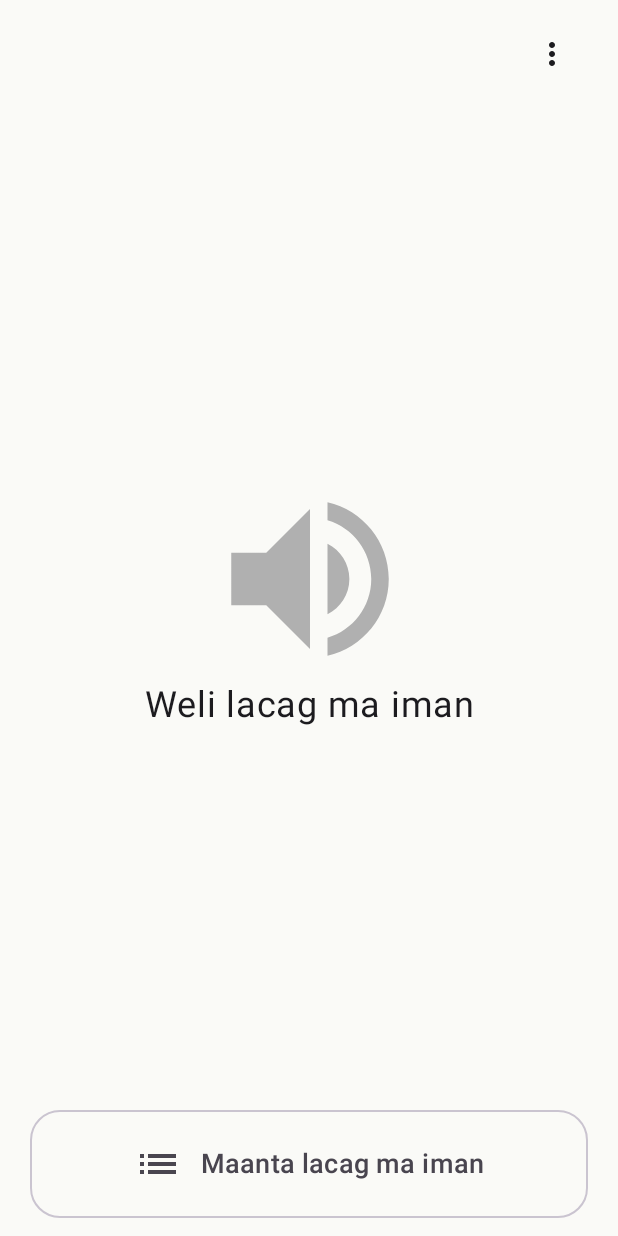
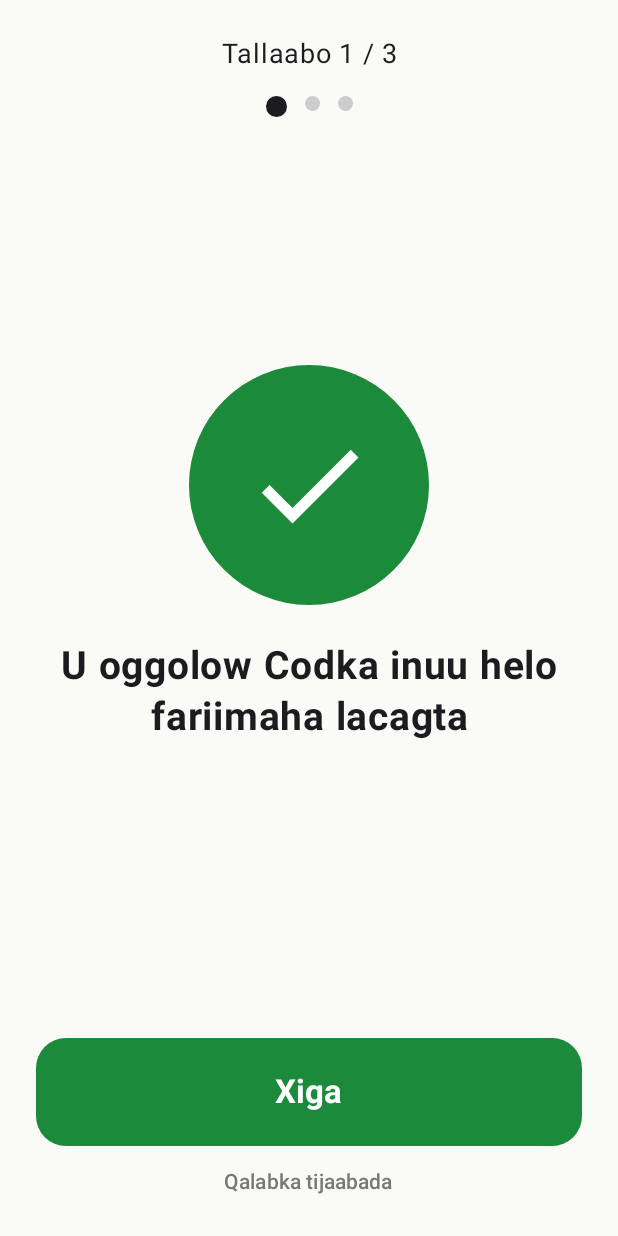
Before and after one commit to Eng-Mohamed-abdirahman/codka, an Android app built with Jetpack Compose: the screen it shows after launch (MainActivity), on a phone screen of 412 x 824 dp. Run offline under Robolectric (Android 15) with nearby library versions, the phone set to English and light mode, and no system bars; our stand-ins replace Room's generated code.

Commit message:
feat(setup): task 23 - step-by-step setup flow for helpers
- SetupScreen: one step per screen, with a big icon that turns green with
  a tick, a short Somali sentence, one button that opens the right Android
  screen, progress dots and Xiga / Ka bood / Dhammaad.
  - SMS: asks for RECEIVE_SMS, plus POST_NOTIFICATIONS on Android 13+
    (now in the manifest). After a refusal it offers the app settings.
  - Battery: Android's 'run in background' dialog.
  - App Launch (Transsion only): opens Phone Master; the helper confirms.
  - Voice: plays a test $5 payment; the helper confirms it was heard.
- It opens by itself until finished (settings.setup_done), then only from
  the home screen's menu, with a back arrow.
- The home screen shows a red warning if the SMS permission is taken
  away; tapping it opens setup.
- The old test screen is still reachable as 'Qalabka tijaabada'.

```diff
--- a/app/src/main/AndroidManifest.xml
+++ b/app/src/main/AndroidManifest.xml
@@ -11,6 +11,8 @@
     <!-- Task 18: a short foreground service keeps Codka alive while it speaks. -->
     <uses-permission android:name="android.permission.FOREGROUND_SERVICE" />
     <uses-permission android:name="android.permission.FOREGROUND_SERVICE_MEDIA_PLAYBACK" />
+    <!-- Android 13+: lets the "Codka is speaking" notice show. Asked for in setup step 1. -->
+    <uses-permission android:name="android.permission.POST_NOTIFICATIONS" />
 
     <uses-feature
         android:name="android.hardware.telephony"
--- a/app/src/main/java/com/codka/app/ui/CodkaApp.kt
+++ b/app/src/main/java/com/codka/app/ui/CodkaApp.kt
@@ -6,26 +6,34 @@ import androidx.compose.foundation.layout.fillMaxSize
 import androidx.compose.foundation.layout.safeDrawingPadding
 import androidx.compose.material3.Surface
 import androidx.compose.runtime.Composable
+import androidx.compose.runtime.LaunchedEffect
 import androidx.compose.runtime.collectAsState
 import androidx.compose.runtime.getValue
 import androidx.compose.runtime.mutableStateOf
 import androidx.compose.runtime.remember
+import androidx.compose.runtime.rememberCoroutineScope
 import androidx.compose.runtime.saveable.rememberSaveable
 import androidx.compose.runtime.setValue
 import androidx.compose.ui.Modifier
 import androidx.compose.ui.platform.LocalContext
 import com.codka.app.data.CodkaDatabase
 import com.codka.app.data.PaymentStore
+import com.codka.app.data.Settings
 import com.codka.app.ui.helper.HelperScreen
 import com.codka.app.ui.history.HistoryScreen
 import com.codka.app.ui.home.HomeScreen
+import com.codka.app.ui.setup.SetupScreen
+import com.codka.app.ui.setup.hasSmsPermission
+import kotlinx.coroutines.delay
+import kotlinx.coroutines.launch
 
-private enum class Screen { HOME, HISTORY, HELPER }
+private enum class Screen { HOME, HISTORY, SETUP, TOOLS }
 
 /**
- * The app's three screens. Home is where the seller lives; History and the helper screen
- * are one tap away and the phone's back button returns home.
- * The data comes straight from the database, so a new payment shows up by itself.
+ * The app's screens. Home is where the seller lives; History is one tap away. The setup
+ * (task 23) opens by itself until a helper has finished it, then only from the small menu.
+ * The phone's back button returns home. Data comes straight from the database, so a new
+ * payment shows up by itself.
  */
 @Composable
 fun CodkaApp() {
@@ -33,21 +41,39 @@ fun CodkaApp() {
     val store = remember { PaymentStore(CodkaDatabase.get(context).payments()) }
     val last by remember { store.last() }.collectAsState(initial = null)
     val today by remember { store.today() }.collectAsState(initial = emptyList())
+    val settings = remember { Settings(CodkaDatabase.get(context).settings()) }
+    // Null while the database is still being read: show nothing rather than flash a screen.
+    val setupDone by remember { settings.watchSetupDone() }.collectAsState(initial = null)
     var screen by rememberSaveable { mutableStateOf(Screen.HOME) }
+    var smsAllowed by remember { mutableStateOf(hasSmsPermission(context)) }
+    val scope = rememberCoroutineScope()
 
-    BackHandler(enabled = screen != Screen.HOME) { screen = Screen.HOME }
+    // The permission can be taken away in Settings at any time: keep checking.
+    LaunchedEffect(Unit) {
+        while (true) {
+            smsAllowed = hasSmsPermission(context)
+            delay(2_000)
+        }
+    }
+    BackHandler(enabled = screen != Screen.HOME) {
+        screen = if (screen == Screen.TOOLS) Screen.SETUP else Screen.HOME
+    }
 
     Surface(Modifier.fillMaxSize()) {
         // Keep everything clear of the status bar and the gesture bar.
         Box(Modifier.safeDrawingPadding()) {
-            when (screen) {
+            if (setupDone == null) return@Box
+            // Until a helper finishes setup, Codka opens on it.
+            val current = if (setupDone == false && screen != Screen.TOOLS) Screen.SETUP else screen
+            when (current) {
                 Screen.HOME ->
                     HomeScreen(
                         last = last,
                         today = today,
                         onSayAgain = { Replay.say(context, it) },
                         onOpenHistory = { screen = Screen.HISTORY },
-                        onOpenHelper = { screen = Screen.HELPER }
+                        onOpenSetup = { screen = Screen.SETUP },
+                        smsAllowed = smsAllowed
                     )
                 Screen.HISTORY ->
                     HistoryScreen(
@@ -55,7 +81,17 @@ fun CodkaApp() {
                         onPlay = { Replay.say(context, it) },
                         onBack = { screen = Screen.HOME }
                     )
-                Screen.HELPER -> HelperScreen(onBack = { screen = Screen.HOME })
+                Screen.SETUP ->
+                    SetupScreen(
+                        onFinished = {
+                            scope.launch { settings.setSetupDone(true) }
+                            screen = Screen.HOME
+                        },
+                        // The first time, setup must be finished before Codka can work.
+                        onExit = if (setupDone == true) ({ screen = Screen.HOME }) else null,
+                        onOpenTools = { screen = Screen.TOOLS }
+                    )
+                Screen.TOOLS -> HelperScreen(onBack = { screen = Screen.SETUP })
             }
         }
     }
--- /dev/null
+++ b/app/src/main/java/com/codka/app/ui/setup/SetupScreen.kt
@@ -0,0 +1,297 @@
+package com.codka.app.ui.setup
+
+import android.Manifest
+import android.content.Context
+import android.content.Intent
+import android.content.pm.PackageManager
+import android.net.Uri
+import android.os.Build
+import android.provider.Settings
+import androidx.activity.compose.rememberLauncherForActivityResult
+import androidx.activity.result.contract.ActivityResultContracts
+import androidx.annotation.DrawableRes
+import androidx.annotation.StringRes
+import androidx.compose.foundation.background
+import androidx.compose.foundation.layout.Arrangement
+import androidx.compose.foundation.layout.Box
+import androidx.compose.foundation.layout.Column
+import androidx.compose.foundation.layout.Row
+import androidx.compose.foundation.layout.Spacer
+import androidx.compose.foundation.layout.fillMaxSize
+import androidx.compose.foundation.layout.fillMaxWidth
+import androidx.compose.foundation.layout.height
+import androidx.compose.foundation.layout.padding
+import androidx.compose.foundation.layout.size
+import androidx.compose.foundation.shape.CircleShape
+import androidx.compose.foundation.shape.RoundedCornerShape
+import androidx.compose.material3.Button
+import androidx.compose.material3.ButtonDefaults
+import androidx.compose.material3.Icon
+import androidx.compose.material3.IconButton
+import androidx.compose.material3.OutlinedButton
+import androidx.compose.material3.Text
+import androidx.compose.material3.TextButton
+import androidx.compose.runtime.Composable
+import androidx.compose.runtime.LaunchedEffect
+import androidx.compose.runtime.getValue
+import androidx.compose.runtime.mutableIntStateOf
+import androidx.compose.runtime.mutableStateOf
+import androidx.compose.runtime.remember
+import androidx.compose.runtime.saveable.rememberSaveable
+import androidx.compose.runtime.setValue
+import androidx.compose.ui.Alignment
+import androidx.compose.ui.Modifier
+import androidx.compose.ui.draw.clip
+import androidx.compose.ui.graphics.Color
+import androidx.compose.ui.platform.LocalContext
+import androidx.compose.ui.res.painterResource
+import androidx.compose.ui.res.stringResource
+import androidx.compose.ui.text.font.FontWeight
+import androidx.compose.ui.text.style.TextAlign
+import androidx.compose.ui.unit.dp
+import androidx.compose.ui.unit.sp
+import androidx.core.content.ContextCompat
+import com.codka.app.R
+import com.codka.app.parser.Currency
+import com.codka.app.sms.BackgroundSetup
+import com.codka.app.ui.setup.SetupFlow.Step
+import com.codka.app.ui.theme.CodkaColors
+import com.codka.app.voice.AnnounceRequest
+import com.codka.app.voice.AnnouncerService
+import kotlinx.coroutines.delay
+
+/**
+ * Task 23: the one-time setup, for the helper who prepares the seller's phone. One step per
+ * screen: a big icon, a short sentence, one button that opens the right Android screen,
+ * and a green tick once it's done.
+ *
+ * [onExit] is null on the very first run (setup has to be finished before Codka can work).
+ */
+@Composable
+fun SetupScreen(onFinished: () -> Unit, onExit: (() -> Unit)?, onOpenTools: () -> Unit) {
+    val context = LocalContext.current
+    val steps = remember { SetupFlow.steps(BackgroundSetup.isTranssion()) }
+    var index by rememberSaveable { mutableIntStateOf(0) }
+    var autoStartConfirmed by rememberSaveable { mutableStateOf(false) }
+    var voiceHeard by rememberSaveable { mutableStateOf(false) }
+    var smsAllowed by remember { mutableStateOf(hasSmsPermission(context)) }
+    var batteryOk by remember { mutableStateOf(BackgroundSetup.isBatteryUnrestricted(context)) }
+    var smsAsked by rememberSaveable { mutableStateOf(false) }
+
+    // Android's own screens don't report back, so check again every second
+    // (also picks up the change when the helper comes back from Settings).
+    LaunchedEffect(Unit) {
+        while (true) {
+            smsAllowed = hasSmsPermission(context)
+            batteryOk = BackgroundSetup.isBatteryUnrestricted(context)
+            delay(1_000)
+        }
+    }
+    val askPermissions =
+        rememberLauncherForActivityResult(ActivityResultContracts.RequestMultiplePermissions()) {
+            smsAsked = true
+            smsAllowed = hasSmsPermission(context)
+        }
+
+    val state = SetupFlow.State(smsAllowed, batteryOk, autoStartConfirmed, voiceHeard)
+    val step = steps[index]
+    val done = SetupFlow.isDone(step, state)
+    val isLast = index == steps.lastIndex
+
+    Column(Modifier.fillMaxSize().padding(horizontal = 24.dp, vertical = 12.dp)) {
+        Row(Modifier.fillMaxWidth(), verticalAlignment = Alignment.CenterVertically) {
+            val back: (() -> Unit)? = if (index > 0) ({ index -= 1 }) else onExit
+            if (back != null) {
+                IconButton(onClick = back) {
+                    Icon(painterResource(R.drawable.ic_back), stringResource(R.string.back))
+                }
+            } else {
+                Spacer(Modifier.size(48.dp))
+            }
+            Text(
+                stringResource(R.string.setup_step, index + 1, steps.size),
+                Modifier.weight(1f),
+                fontSize = 18.sp,
+                textAlign = TextAlign.Center
+            )
+            Spacer(Modifier.size(48.dp))
+        }
+        ProgressDots(steps.size, index)
+
+        Column(
+            Modifier.weight(1f).fillMaxWidth(),
+            horizontalAlignment = Alignment.CenterHorizontally,
+            verticalArrangement = Arrangement.Center
+        ) {
+            StepIcon(iconOf(step), done)
+            Spacer(Modifier.height(24.dp))
+            Text(
+                stringResource(titleOf(step)),
+                fontSize = 26.sp,
+                lineHeight = 34.sp,
+                fontWeight = FontWeight.Bold,
+                textAlign = TextAlign.Center
+            )
+            Spacer(Modifier.height(32.dp))
+            when (step) {
+                Step.SMS ->
+                    if (!done) {
+                        BigButton(R.string.setup_sms_button) {
+                            askPermissions.launch(smsPermissions())
+                        }
+                        // Android stops showing the question after "don't allow" twice.
+                        if (smsAsked) {
+                            TextButton(onClick = { openAppSettings(context) }) {
+                                Text(stringResource(R.string.setup_open_settings), fontSize = 18.sp)
+                            }
+                        }
+                    }
+                Step.BATTERY ->
+                    if (!done) {
+                        BigButton(R.string.setup_battery_button) {
+                            BackgroundSetup.openBatterySetting(context)
+                        }
+                    }
+                Step.AUTO_START -> {
+                    OutlinedButton(
+                        onClick = { BackgroundSetup.openAutoStartSetting(context) },
+                        modifier = Modifier.fillMaxWidth().height(64.dp)
+                    ) { Text(stringResource(R.string.setup_autostart_button), fontSize = 20.sp) }
+                    Spacer(Modifier.height(12.dp))
+                    if (!done) {
+                        BigButton(R.string.setup_autostart_confirm) { autoStartConfirmed = true }
+                    }
+                }
+                Step.VOICE -> {
+                    OutlinedButton(
+                        onClick = {
+                            AnnouncerService.announce(
+                                context,
+                                AnnounceRequest.Payment(Currency.USD, "5")
+                            )
+                        },
+                        modifier = Modifier.fillMaxWidth().height(72.dp)
+                    ) {
+                        Icon(painterResource(R.drawable.ic_speaker), null, Modifier.size(32.dp))
+                        Spacer(Modifier.size(12.dp))
+                        Text(stringResource(R.string.setup_voice_button), fontSize = 20.sp)
+                    }
+                    Spacer(Modifier.height(12.dp))
+                    if (!done) BigButton(R.string.setup_voice_heard) { voiceHeard = true }
+                }
+            }
+        }
+
+        // Next: a big green button once the step is done; a small "skip" for the steps
+        // Android can't always report; nothing until SMS / voice are done.
+        when {
+            done ->
+                Button(
+                    onClick = { if (isLast) onFinished() else index++ },
+                    modifier = Modifier.fillMaxWidth().height(72.dp),
+                    shape = RoundedCornerShape(20.dp),
+                    colors = ButtonDefaults.buttonColors(containerColor = CodkaColors.Zaad)
+                ) {
+                    Text(
+                        stringResource(if (isLast) R.string.setup_finish else R.string.setup_next),
+                        fontSize = 22.sp,
+                        fontWeight = FontWeight.Bold
+                    )
+                }
+            SetupFlow.canContinue(step, state) ->
+                TextButton(onClick = {
+                    index++
+                }, modifier = Modifier.align(Alignment.CenterHorizontally)) {
+                    Text(stringResource(R.string.setup_skip), fontSize = 18.sp)
+                }
+            else -> Spacer(Modifier.height(72.dp))
+        }
+        TextButton(onClick = onOpenTools, modifier = Modifier.align(Alignment.CenterHorizontally)) {
+            Text(stringResource(R.string.setup_tools), fontSize = 14.sp, color = Color(0xFF777777))
+        }
+    }
+}
+
+@Composable
+private fun ProgressDots(count: Int, current: Int) {
+    Row(
+        Modifier.fillMaxWidth().padding(top = 4.dp),
+        horizontalArrangement = Arrangement.Center
+    ) {
+        repeat(count) { i ->
+            Box(
+                Modifier
+                    .padding(horizontal = 6.dp)
+                    .size(if (i == current) 14.dp else 10.dp)
+                    .clip(CircleShape)
+                    .background(if (i <= current) CodkaColors.Ink else Color(0xFFCCCCCC))
+            )
+        }
+    }
+}
+
+/** The step's picture in a circle; the circle turns green with a tick when it's done. */
+@Composable
+private fun StepIcon(@DrawableRes icon: Int, done: Boolean) {
+    Box(
+        Modifier
+            .size(160.dp)
+            .clip(CircleShape)
+            .background(if (done) CodkaColors.Zaad else Color(0xFFE6E6E1)),
+        contentAlignment = Alignment.Center
+    ) {
+        Icon(
+            painterResource(if (done) R.drawable.ic_check else icon),
+            null,
+            Modifier.size(88.dp),
+            tint = if (done) Color.White else CodkaColors.Ink
+        )
+    }
+}
+
+@Composable
+private fun BigButton(@StringRes text: Int, onClick: () -> Unit) {
+    Button(
+        onClick = onClick,
+        modifier = Modifier.fillMaxWidth().height(72.dp),
+        shape = RoundedCornerShape(20.dp),
+        colors = ButtonDefaults.buttonColors(containerColor = CodkaColors.Ink)
+    ) { Text(stringResource(text), fontSize = 22.sp, fontWeight = FontWeight.Bold) }
+}
+
+@DrawableRes
+private fun iconOf(step: Step) = when (step) {
+    Step.SMS -> R.drawable.ic_sms
+    Step.BATTERY -> R.drawable.ic_battery
+    Step.AUTO_START -> R.drawable.ic_power
+    Step.VOICE -> R.drawable.ic_speaker
+}
+
+@StringRes
+private fun titleOf(step: Step) = when (step) {
+    Step.SMS -> R.string.setup_sms_title
+    Step.BATTERY -> R.string.setup_battery_title
+    Step.AUTO_START -> R.string.setup_autostart_title
+    Step.VOICE -> R.string.setup_voice_title
+}
+
+fun hasSmsPermission(context: Context) =
+    ContextCompat.checkSelfPermission(context, Manifest.permission.RECEIVE_SMS) ==
+        PackageManager.PERMISSION_GRANTED
+
+/** SMS, plus notifications on Android 13+ so the "Codka is speaking" notice can show. */
+private fun smsPermissions(): Array<String> =
+    if (Build.VERSION.SDK_INT >= Build.VERSION_CODES.TIRAMISU) {
+        arrayOf(Manifest.permission.RECEIVE_SMS, Manifest.permission.POST_NOTIFICATIONS)
+    } else {
+        arrayOf(Manifest.permission.RECEIVE_SMS)
+    }
+
+private fun openAppSettings(context: Context) {
+    context.startActivity(
+        Intent(
+            Settings.ACTION_APPLICATION_DETAILS_SETTINGS,
+            Uri.parse("package:${context.packageName}")
+        )
+    )
+}
--- a/app/src/main/res/values/strings.xml
+++ b/app/src/main/res/values/strings.xml
@@ -12,6 +12,24 @@
     <string name="today_none">Maanta lacag ma iman</string>
     <string name="open_helper">Caawiyaha</string>
     <string name="back">Dib u noqo</string>
+
+    <string name="sms_not_allowed">SMS lama oggola. Taabo si loo hagaajiyo.</string>
+
+    <!-- Task 23: setup flow for the helper. Short, one idea per step. -->
+    <string name="setup_step">Tallaabo %1$d / %2$d</string>
+    <string name="setup_sms_title">U oggolow Codka inuu helo fariimaha lacagta</string>
+    <string name="setup_sms_button">Oggolow</string>
+    <string name="setup_open_settings">Ka fur Settings</string>
+    <string name="setup_battery_title">U oggolow Codka inuu shaqeeyo marka uu xiran yahay</string>
+    <string name="setup_autostart_title">Phone Master › App Launch: shid Codka</string>
+    <string name="setup_autostart_confirm">Waan shiday</string>
+    <string name="setup_voice_title">Tijaabi codka. Ma maqashay?</string>
+    <string name="setup_voice_button">Dhegeyso tijaabada</string>
+    <string name="setup_voice_heard">Haa, waan maqlay</string>
+    <string name="setup_next">Xiga</string>
+    <string name="setup_skip">Ka bood</string>
+    <string name="setup_finish">Dhammaad</string>
+    <string name="setup_tools">Qalabka tijaabada</string>
 
     <!-- Task 21: history -->
     <string name="history_title">Lacagaha maanta</string>
```
Also changed, not shown: app/src/main/java/com/codka/app/ui/home/HomeScreen.kt (+20 -2 lines).
